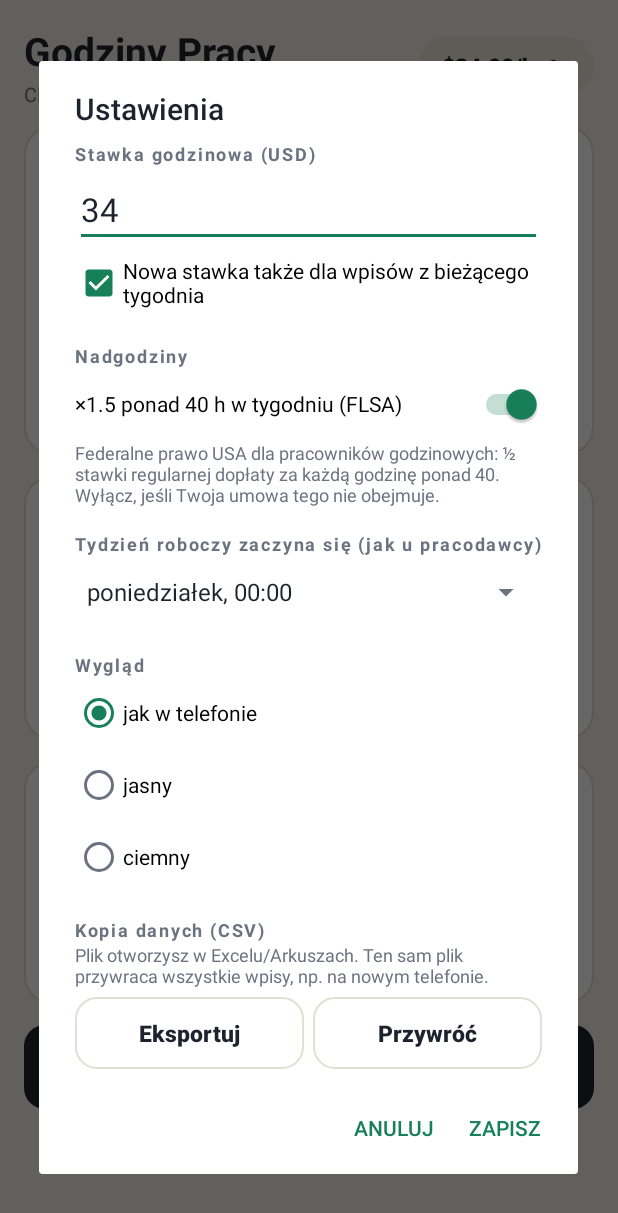
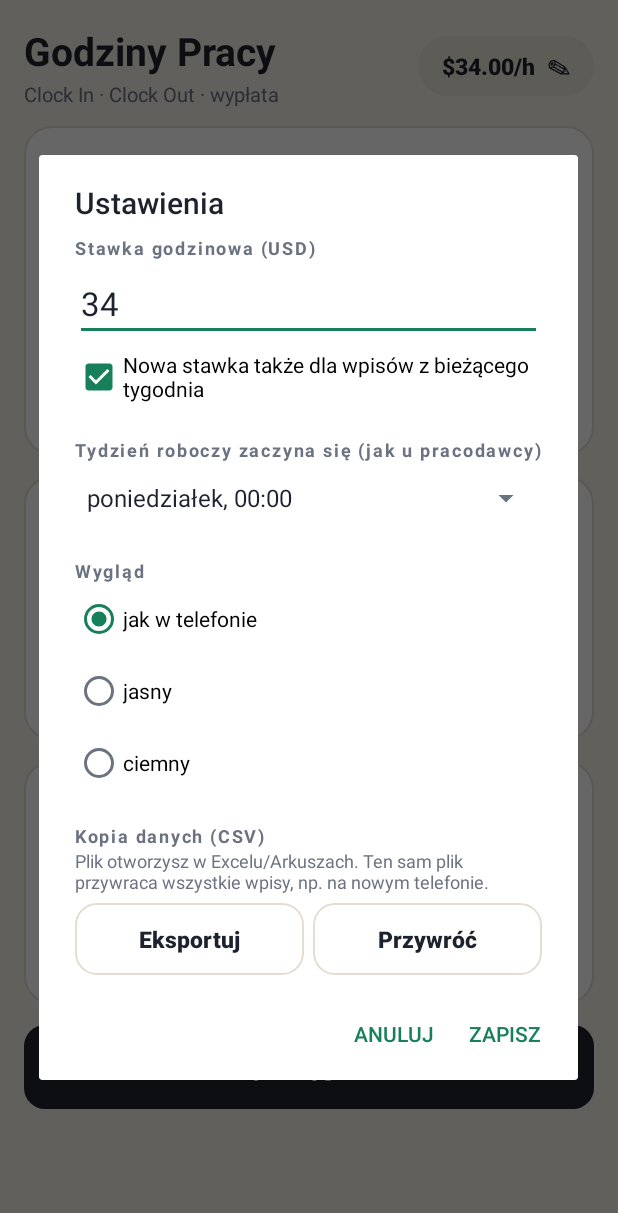
Before and after one commit to krzoskarol-beep/FDSFWDSFASD, an Android app: the screen it shows after launch (MainActivity), after a tap on an icon or button, on a phone screen of 412 x 824 dp. Shown: the top 1213 px of the screen. Run offline under Robolectric (Android 15) with nearby library versions, the phone set to English and light mode, and no system bars.

Commit message:
Godziny Pracy 1.5: usunięcie nadgodzin
Na prośbę użytkownika wypłata = Σ minuty × stawka wpisu / 60, bez dopłat za nadgodziny.
Usunięty przełącznik w Ustawieniach, linie w raporcie i na ekranie tygodnia, ustawienie
w magazynie. Raport pokazuje stawkę (albo średnią przy różnych stawkach) i kwotę brutto.
Testy, skrypt niezależnego przeliczenia i dokumentacja zaktualizowane.

Co-Authored-By: Claude Opus 5.5 <noreply@anthropic.com>
Claude-Session: https://claude.ai/code/session_01Dr59FSDQUme79Udw6U44Cv

```diff
--- a/hours-app/app/build.gradle
+++ b/hours-app/app/build.gradle
@@ -28,8 +28,8 @@ android {
         applicationId "pl.godziny.praca"
         minSdk 24
         targetSdk 36
-        versionCode 5
-        versionName "1.4"
+        versionCode 6
+        versionName "1.5"
 
         testInstrumentationRunner "androidx.test.runner.AndroidJUnitRunner"
     }
--- a/hours-app/app/src/main/java/pl/godziny/praca/Csv.java
+++ b/hours-app/app/src/main/java/pl/godziny/praca/Csv.java
@@ -18,7 +18,7 @@ import java.util.TimeZone;
  *   <li>kopia zapasowa — kolumny *_ms przechowują dokładne znaczniki czasu, więc import
  *       odtwarza wpisy 1:1, łącznie ze śladem zegara.</li>
  * </ul>
- * Kwota w wierszu = minuty × stawka / 60 (bez nadgodzin, które zależą od całego tygodnia).
+ * Kwota w wierszu = minuty × stawka / 60.
  */
 public final class Csv {
 
--- a/hours-app/app/src/main/java/pl/godziny/praca/EntryStore.java
+++ b/hours-app/app/src/main/java/pl/godziny/praca/EntryStore.java
@@ -18,7 +18,6 @@ public final class EntryStore {
     private static final String K_NEXT_ID = "next_id";
     private static final String K_RATE = "rate_cents";
     private static final String K_FIRST_DAY = "first_day";
-    private static final String K_OVERTIME = "overtime";
 
     private final SharedPreferences sp;
 
@@ -134,13 +133,4 @@ public final class EntryStore {
     public void setFirstDay(int day) {
         sp.edit().putInt(K_FIRST_DAY, day).apply();
     }
-
-    /** Nadgodziny FLSA (×1.5 ponad 40 h tygodniowo). Domyślnie włączone. */
-    public boolean overtime() {
-        return sp.getBoolean(K_OVERTIME, true);
-    }
-
-    public void setOvertime(boolean on) {
-        sp.edit().putBoolean(K_OVERTIME, on).apply();
-    }
 }
--- a/hours-app/app/src/main/java/pl/godziny/praca/MainActivity.java
+++ b/hours-app/app/src/main/java/pl/godziny/praca/MainActivity.java
@@ -25,7 +25,6 @@ import android.widget.LinearLayout;
 import android.widget.RadioGroup;
 import android.widget.ScrollView;
 import android.widget.Spinner;
-import android.widget.Switch;
 import android.widget.TextView;
 import android.widget.Toast;
 
@@ -211,14 +210,11 @@ public class MainActivity extends Activity {
         nextWeek.setAlpha(current ? 0.35f : 1f);
 
         List<Entry> week = WorkMath.inRange(all, weekStart, WorkMath.addWeeks(weekStart, 1, tz));
-        WorkMath.Summary s = WorkMath.summarize(week, store.overtime(), now, tz);
+        WorkMath.Summary s = WorkMath.summarize(week, now, tz);
         weekHours.setText(WorkMath.formatHm(s.minutes) + " h");
-        weekHoursDec.setText("= " + WorkMath.formatDecimalHours(s.minutes) + " h"
-                + (s.overtimeMinutes > 0 ? " · nadgodziny " + WorkMath.formatHm(s.overtimeMinutes) + " h" : ""));
+        weekHoursDec.setText("= " + WorkMath.formatDecimalHours(s.minutes) + " h");
         weekPay.setText(WorkMath.formatMoney(s.payCents));
-        weekDays.setText(s.overtimeMinutes > 0
-                ? "brutto, w tym " + WorkMath.formatMoney(s.overtimePremiumCents) + " dopłaty"
-                : "brutto · dni pracy: " + s.days);
+        weekDays.setText("brutto · dni pracy: " + s.days);
 
         buildList(week, now);
     }
@@ -552,7 +548,7 @@ public class MainActivity extends Activity {
                 .setMessage(sb.toString())
                 .setPositiveButton("Usuń dzień", (d, w) -> deleteWithUndo(entries,
                         "Usunięto " + Report.dayShort(day, tz) + " " + fmt("dd.MM").format(day) + ": "
-                                + WorkMath.formatHm(WorkMath.summarize(entries, false, now, tz).minutes) + " h"))
+                                + WorkMath.formatHm(WorkMath.summarize(entries, now, tz).minutes) + " h"))
                 .setNeutralButton("Dodaj", (d, w) -> {
                     if (day <= now) showEntryDialog(null, day);
                 })
@@ -606,12 +602,10 @@ public class MainActivity extends Activity {
         View v = getLayoutInflater().inflate(R.layout.dialog_settings, null);
         EditText input = v.findViewById(R.id.rateInput);
         CheckBox rateThisWeek = v.findViewById(R.id.rateThisWeek);
-        Switch overtime = v.findViewById(R.id.overtime);
         Spinner weekDay = v.findViewById(R.id.weekStart);
         TextView err = v.findViewById(R.id.rateError);
         input.setText(WorkMath.rateForInput(store.rateCents()));
         input.setSelection(input.getText().length());
-        overtime.setChecked(store.overtime());
 
         String[] names = new String[WEEK_DAYS.length];
         int selected = 0;
@@ -654,7 +648,6 @@ public class MainActivity extends Activity {
                 // Historia zostaje przy starej stawce; bieżący tydzień — według wyboru.
                 store.setRateCents(cents, rateThisWeek.isChecked() ? currentWeekStart() : Long.MAX_VALUE);
             }
-            store.setOvertime(overtime.isChecked());
             int first = WEEK_DAYS[weekDay.getSelectedItemPosition()];
             store.setFirstDay(first);
             weekStart = WorkMath.weekStart(weekStart, first, tz);
@@ -749,7 +742,7 @@ public class MainActivity extends Activity {
     private void showReport() {
         long now = System.currentTimeMillis();
         List<Entry> week = WorkMath.inRange(store.all(), weekStart, WorkMath.addWeeks(weekStart, 1, tz));
-        String report = Report.build(week, weekStart, store.overtime(), now, tz);
+        String report = Report.build(week, weekStart, now, tz);
 
         TextView t = text(report, 12, R.color.ink);
         t.setTypeface(Typeface.MONOSPACE);
--- a/hours-app/app/src/main/java/pl/godziny/praca/WorkMath.java
+++ b/hours-app/app/src/main/java/pl/godziny/praca/WorkMath.java
@@ -100,58 +100,44 @@ public final class WorkMath {
         return (minutes * rateCents + 30) / 60;
     }
 
-    /** Próg nadgodzin FLSA: 40 godzin w tygodniu roboczym (29 U.S.C. 207(a), 29 CFR 778.110). */
-    public static final long OVERTIME_THRESHOLD_MIN = 40 * 60;
-
     public static final class Summary {
-        /** Płatne minuty w tygodniu. */
+        /** Płatne minuty w tygodniu (po odjęciu przerw). */
         public final long minutes;
-        /** Minuty do 40 h i ponad 40 h (te drugie = 0, gdy nadgodziny są wyłączone). */
-        public final long regularMinutes, overtimeMinutes;
-        /** Wynagrodzenie za wszystkie godziny po stawkach wpisów (straight time). */
-        public final long straightCents;
-        /** Dopłata za nadgodziny: ½ stawki regularnej × godziny ponad 40 (29 CFR 778.110). */
-        public final long overtimePremiumCents;
-        /** Stawka regularna tygodnia: średnia ważona stawek (29 CFR 778.115), centy/h. */
-        public final long regularRateCents;
-        /** Razem brutto = straight + dopłata. */
+        /** Do wypłaty brutto = Σ minuty × stawka wpisu / 60. */
         public final long payCents;
+        /** Średnia stawka tygodnia (ważona godzinami), centy/h; przy jednej stawce = ta stawka. */
+        public final long averageRateCents;
+        /** Czy w tygodniu są wpisy z różnymi stawkami. */
+        public final boolean mixedRates;
         public final int days;
 
-        Summary(long minutes, long overtimeMinutes, long straightCents, long premiumCents,
-                long regularRateCents, int days) {
+        Summary(long minutes, long payCents, long averageRateCents, boolean mixedRates, int days) {
             this.minutes = minutes;
-            this.overtimeMinutes = overtimeMinutes;
-            this.regularMinutes = minutes - overtimeMinutes;
-            this.straightCents = straightCents;
-            this.overtimePremiumCents = premiumCents;
-            this.regularRateCents = regularRateCents;
-            this.payCents = straightCents + premiumCents;
+            this.payCents = payCents;
+            this.averageRateCents = averageRateCents;
+            this.mixedRates = mixedRates;
             this.days = days;
         }
     }
 
     /**
-     * Podsumowanie tygodnia roboczego. Liczone na całych minutach i centach (bez float):
-     * straight = Σ minuty_i × stawka_i / 60; stawka regularna = straight / godziny;
-     * dopłata = ½ × stawka regularna × godziny ponad 40. Jedna stawka ⇒ to samo co ×1.5.
+     * Podsumowanie tygodnia, na całych minutach i centach (bez float):
+     * wypłata = Σ minuty_i × stawka_i / 60, zaokrąglona raz, do centa. Bez nadgodzin.
      */
-    public static Summary summarize(List<Entry> week, boolean overtime, long now, TimeZone tz) {
+    public static Summary summarize(List<Entry> week, long now, TimeZone tz) {
         long total = 0;
         long centMinutes = 0;   // Σ minuty × centy/h
         java.util.Set<Long> days = new java.util.HashSet<>();
+        java.util.Set<Long> rates = new java.util.HashSet<>();
         for (Entry e : week) {
             long m = minutes(e, now);
             total += m;
             centMinutes += m * e.rateCents;
             days.add(dayStart(e.start, tz));
+            rates.add(e.rateCents);
         }
-        long straight = divRound(centMinutes, 60);
-        long rate = total == 0 ? 0 : divRound(centMinutes, total);
-        long ot = overtime ? Math.max(0, total - OVERTIME_THRESHOLD_MIN) : 0;
-        // dopłata = ½ × (centMinutes / total) × ot / 60  =  centMinutes × ot / (120 × total)
-        long premium = ot == 0 ? 0 : divRound(centMinutes * ot, 120 * total);
-        return new Summary(total, ot, straight, premium, rate, days.size());
+        long avg = total == 0 ? 0 : divRound(centMinutes, total);
+        return new Summary(total, divRound(centMinutes, 60), avg, rates.size() > 1, days.size());
     }
 
     /** Dzielenie z zaokrągleniem do najbliższej (połówki w górę), dla liczb nieujemnych. */
--- a/hours-app/app/src/main/res/layout/dialog_settings.xml
+++ b/hours-app/app/src/main/res/layout/dialog_settings.xml
@@ -28,18 +28,6 @@
     <TextView android:id="@+id/rateError" android:layout_width="match_parent"
         android:layout_height="wrap_content" android:textColor="@color/red"
         android:textSize="14sp" android:visibility="gone" />
-
-    <TextView style="@style/Text.Title" android:layout_width="wrap_content"
-        android:layout_height="wrap_content" android:layout_marginTop="16dp"
-        android:text="@string/overtime_label" />
-
-    <Switch android:id="@+id/overtime" android:layout_width="match_parent"
-        android:layout_height="wrap_content" android:minHeight="48dp"
-        android:text="@string/overtime_switch" />
-
-    <TextView android:layout_width="match_parent" android:layout_height="wrap_content"
-        android:text="@string/overtime_help" android:textColor="@color/ink_dim"
-        android:textSize="12sp" />
 
     <TextView style="@style/Text.Title" android:layout_width="wrap_content"
         android:layout_height="wrap_content" android:layout_marginTop="16dp"
--- a/hours-app/app/src/main/res/values/strings.xml
+++ b/hours-app/app/src/main/res/values/strings.xml
@@ -34,9 +34,6 @@
     <string name="tap_to_edit">Dotknij wpis, aby go zmienić. Dotknij datę dnia, aby usunąć cały dzień.</string>
     <string name="break_label">Przerwa bezpłatna (min)</string>
     <string name="rate_this_week">Nowa stawka także dla wpisów z bieżącego tygodnia</string>
-    <string name="overtime_label">Nadgodziny</string>
-    <string name="overtime_switch">×1.5 ponad 40 h w tygodniu (FLSA)</string>
-    <string name="overtime_help">Federalne prawo USA dla pracowników godzinowych: ½ stawki regularnej dopłaty za każdą godzinę ponad 40. Wyłącz, jeśli Twoja umowa tego nie obejmuje.</string>
     <string name="backup_label">Kopia danych (CSV)</string>
     <string name="backup_help">Plik otworzysz w Excelu/Arkuszach. Ten sam plik przywraca wszystkie wpisy, np. na nowym telefonie.</string>
     <string name="export_csv">Eksportuj</string>
```
Also changed, not shown: hours-app/app/src/main/java/pl/godziny/praca/Report.java (+10 -17 lines), 6 other files.
